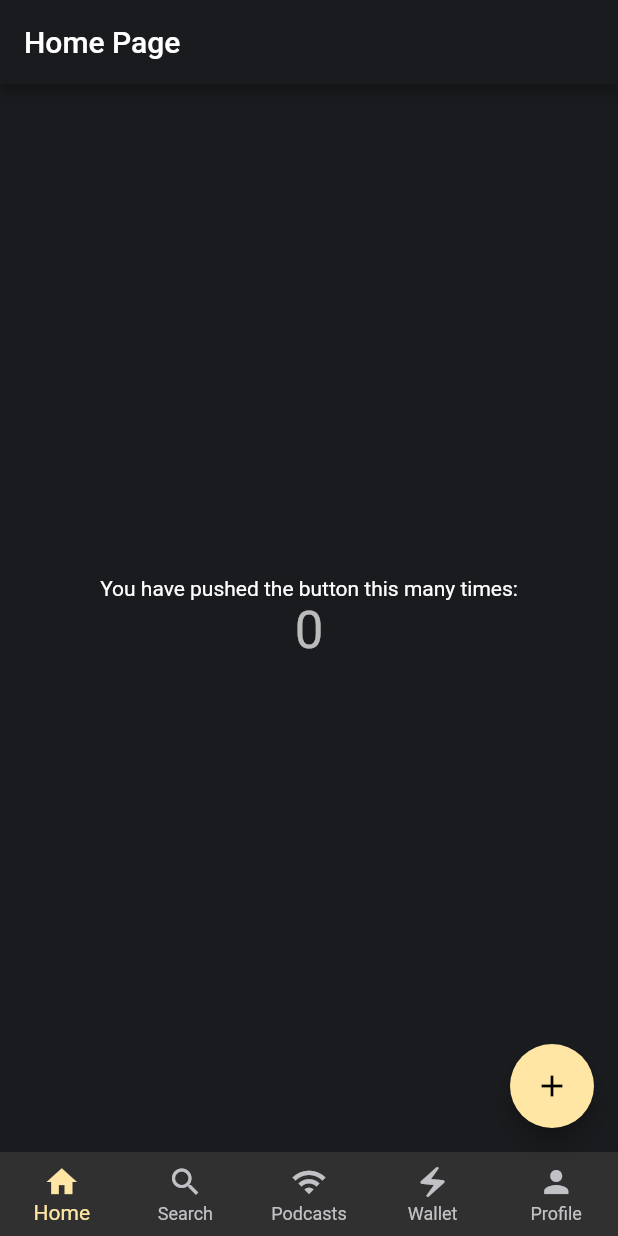
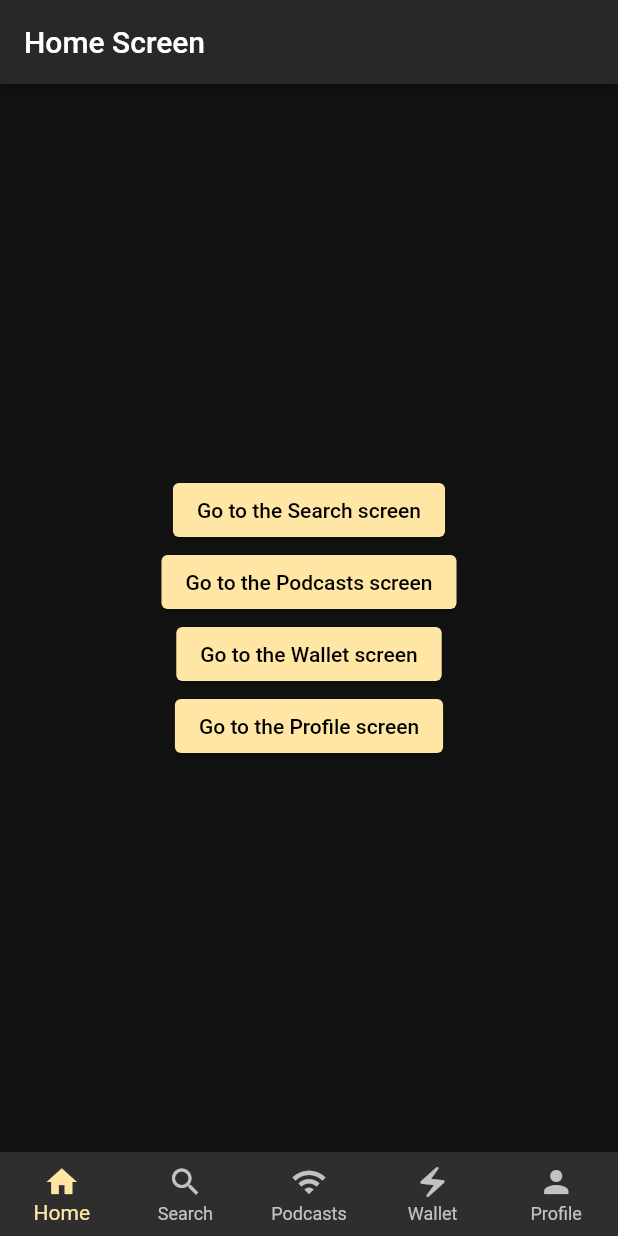
Before and after one commit to jowo-io/flutter-web-app-phase-1, a Flutter app: the screen it shows after launch, on a phone screen of 412 x 824 dp. Run offline on Flutter 3.47's test engine with Material 2 defaults, Android fonts, the phone set to English and light mode, and no system bars; our stand-ins replace go_router.

```diff
--- a/lib/main.dart
+++ b/lib/main.dart
@@ -1,134 +1,134 @@
+// Copyright 2013 The Flutter Authors. All rights reserved.
+// Use of this source code is governed by a BSD-style license that can be
+// found in the LICENSE file.
+
 import 'package:flutter/material.dart';
-import 'package:url_strategy/url_strategy.dart';
+import 'package:go_router/go_router.dart';
 
-void main() {
-  // Here we set the URL strategy for our web app.
-  // It is safe to call this function when running on mobile or desktop as well.
-  setPathUrlStrategy();
-  runApp(MyApp());
-}
+/// This sample app shows an app with two screens.
+///
+/// The first route '/' is mapped to [HomeScreen], and the second route
+/// '/search' is mapped to [SearchScreen].
+///
+/// The buttons use context.go() to navigate to each destination. On mobile
+/// devices, each destination is deep-linkable and on the web, can be navigated
+/// to using the address bar.
+void main() => runApp(const MyApp());
 
-/// The example `main.dart` file below contains an almost unmodified Flutter
-/// counter starter app that is generated with the app template.
-/// We only pass `example/path` as the initial route to demonstrate the URL
-/// strategy.
+/// The route configuration.
+final GoRouter _router = GoRouter(
+  routes: <RouteBase>[
+    GoRoute(
+      path: '/',
+      builder: (BuildContext context, GoRouterState state) {
+        return const HomeScreen();
+      },
+      routes: <RouteBase>[
+        GoRoute(
+          path: 'search',
+          builder: (BuildContext context, GoRouterState state) {
+            return const GenericScreen(name: "search");
+          },
+        ),
+        GoRoute(
+          path: 'podcasts',
+          builder: (BuildContext context, GoRouterState state) {
+            return const GenericScreen(name: "podcasts");
+          },
+        ),
+        GoRoute(
+          path: 'wallet',
+          builder: (BuildContext context, GoRouterState state) {
+            return const GenericScreen(name: "wallet");
+          },
+        ),
+        GoRoute(
+          path: 'profile',
+          builder: (BuildContext context, GoRouterState state) {
+            return const GenericScreen(name: "profile");
+          },
+        ),
+      ],
+    ),
+  ],
+);
 
+/// The main app.
 class MyApp extends StatelessWidget {
-  // This widget is the root of your application.
+  /// Constructs a [MyApp]
+  const MyApp({super.key});
+
   @override
   Widget build(BuildContext context) {
-    return MaterialApp(
-      title: 'Flutter Demo',
-      theme: ThemeData.dark().copyWith(
+    return MaterialApp.router(
+      theme: ThemeData.from(
         colorScheme: ColorScheme.dark().copyWith(
           primary: Color(0xffffe6a4),
           secondary: Color(0xffC1C2C5),
         ),
-        appBarTheme: AppBarTheme(
-          backgroundColor: Color(0xff1A1B1E),
-        ),
-        scaffoldBackgroundColor: Color(0xff1A1B1E),
       ),
-      home: MyHomePage(title: 'Home Page', name: 'home'),
-      routes: {
-        '/search': (context) =>
-            MyHomePage(title: 'Search page', name: 'search'),
-        '/podcasts': (context) =>
-            MyHomePage(title: 'Podcasts page', name: 'podcasts'),
-        '/wallet': (context) =>
-            MyHomePage(title: 'Wallet page', name: 'wallet'),
-        '/profile': (context) =>
-            MyHomePage(title: 'Profile page', name: 'profile'),
-      },
+      routerConfig: _router,
     );
   }
 }
 
-class MyHomePage extends StatefulWidget {
-  MyHomePage({Key? key, required this.title, required this.name})
-      : super(key: key);
-
-  // This widget is the home page of your application. It is stateful, meaning
-  // that it has a State object (defined below) that contains fields that affect
-  // how it looks.
-
-  // This class is the configuration for the state. It holds the values (in this
-  // case the title) provided by the parent (in this case the App widget) and
-  // used by the build method of the State. Fields in a Widget subclass are
-  // always marked "final".
-
-  final String title;
-  final String name;
-
-  @override
-  _MyHomePageState createState() => _MyHomePageState();
-}
-
-class _MyHomePageState extends State<MyHomePage> {
-  int _counter = 0;
-
-  void _incrementCounter() {
-    setState(() {
-      // This call to setState tells the Flutter framework that something has
-      // changed in this State, which causes it to rerun the build method below
-      // so that the display can reflect the updated values. If we changed
-      // _counter without calling setState(), then the build method would not be
-      // called again, and so nothing would appear to happen.
-      _counter++;
-    });
-  }
+/// The home screen
+class HomeScreen extends StatelessWidget {
+  /// Constructs a [HomeScreen]
+  const HomeScreen({super.key});
 
   @override
   Widget build(BuildContext context) {
-    // This method is rerun every time setState is called, for instance as done
-    // by the _incrementCounter method above.
-    //
-    // The Flutter framework has been optimized to make rerunning build methods
-    // fast, so that you can just rebuild anything that needs updating rather
-    // than having to individually change instances of widgets.
     return Scaffold(
-      appBar: AppBar(
-        // Here we take the value from the MyHomePage object that was created by
-        // the App.build method, and use it to set our appbar title.
-        title: Text(widget.title),
-      ),
+      appBar: AppBar(title: const Text('Home Screen')),
       body: Center(
-        // Center is a layout widget. It takes a single child and positions it
-        // in the middle of the parent.
         child: Column(
-          // Column is also a layout widget. It takes a list of children and
-          // arranges them vertically. By default, it sizes itself to fit its
-          // children horizontally, and tries to be as tall as its parent.
-          //
-          // Invoke "debug painting" (press "p" in the console, choose the
-          // "Toggle Debug Paint" action from the Flutter Inspector in Android
-          // Studio, or the "Toggle Debug Paint" command in Visual Studio Code)
-          // to see the wireframe for each widget.
-          //
-          // Column has various properties to control how it sizes itself and
-          // how it positions its children. Here we use mainAxisAlignment to
-          // center the children vertically; the main axis here is the vertical
-          // axis because Columns are vertical (the cross axis would be
-          // horizontal).
           mainAxisAlignment: MainAxisAlignment.center,
           children: <Widget>[
-            Text(
-              'You have pushed the button this many times:',
+            ElevatedButton(
+              onPressed: () => context.go('/search'),
+              child: const Text('Go to the Search screen'),
             ),
-            Text(
-              '$_counter',
-              style: Theme.of(context).textTheme.headline4,
+            ElevatedButton(
+              onPressed: () => context.go('/podcasts'),
+              child: const Text('Go to the Podcasts screen'),
+            ),
+            ElevatedButton(
+              onPressed: () => context.go('/wallet'),
+              child: const Text('Go to the Wallet screen'),
+            ),
+            ElevatedButton(
+              onPressed: () => context.go('/profile'),
+              child: const Text('Go to the Profile screen'),
             ),
           ],
         ),
       ),
-      floatingActionButton: FloatingActionButton(
-        onPressed: _incrementCounter,
-        tooltip: 'Increment',
-        child: Icon(Icons.add),
-        backgroundColor: Theme.of(context).colorScheme.primary,
-      ), // This trailing comma makes auto-formatting nicer for build methods.
-      bottomNavigationBar: BottomNavBar(name: widget.name),
+      bottomNavigationBar: BottomNavBar(name: "home"),
+    );
+  }
+}
+
+class GenericScreen extends StatelessWidget {
+  const GenericScreen({super.key, required this.name});
+  final String name;
+
+  @override
+  Widget build(BuildContext context) {
+    return Scaffold(
+      appBar: AppBar(title: Text(name)),
+      body: Center(
+        child: Column(
+          mainAxisAlignment: MainAxisAlignment.center,
+          children: <ElevatedButton>[
+            ElevatedButton(
+              onPressed: () => context.go('/'),
+              child: const Text('Go back to the Home screen'),
+            ),
+          ],
+        ),
+      ),
+      bottomNavigationBar: BottomNavBar(name: name),
     );
   }
 }
@@ -136,6 +136,7 @@ class _MyHomePageState extends State<MyHomePage> {
 class BottomNavBar extends StatefulWidget {
   BottomNavBar({Key? key, required this.name}) : super(key: key);
   final String name;
+
   @override
   _BottomNavBarState createState() => _BottomNavBarState();
 }
@@ -168,19 +169,19 @@ class _BottomNavBarState extends State<BottomNavBar> {
   void _onItemTapped(int index) {
     switch (index) {
       case 0:
-        Navigator.pushNamed(context, "/");
+        context.go('/');
         break;
       case 1:
-        Navigator.pushNamed(context, "/search");
+        context.go('/search');
         break;
       case 2:
-        Navigator.pushNamed(context, "/podcasts");
+        context.go("/podcasts");
         break;
       case 3:
-        Navigator.pushNamed(context, "/wallet");
+        context.go("/wallet");
         break;
       case 4:
-        Navigator.pushNamed(context, "/profile");
+        context.go("/profile");
         break;
     }
   }
--- a/pubspec.yaml
+++ b/pubspec.yaml
@@ -12,9 +12,8 @@ dependencies:
   flutter:
     sdk: flutter
 
-  english_words: ^4.0.0
   provider: ^6.0.0
-  url_strategy: ^0.2.0
+  go_router: ^7.1.1
 
 dev_dependencies:
   flutter_test:
```
Also changed, not shown: pubspec.lock.
